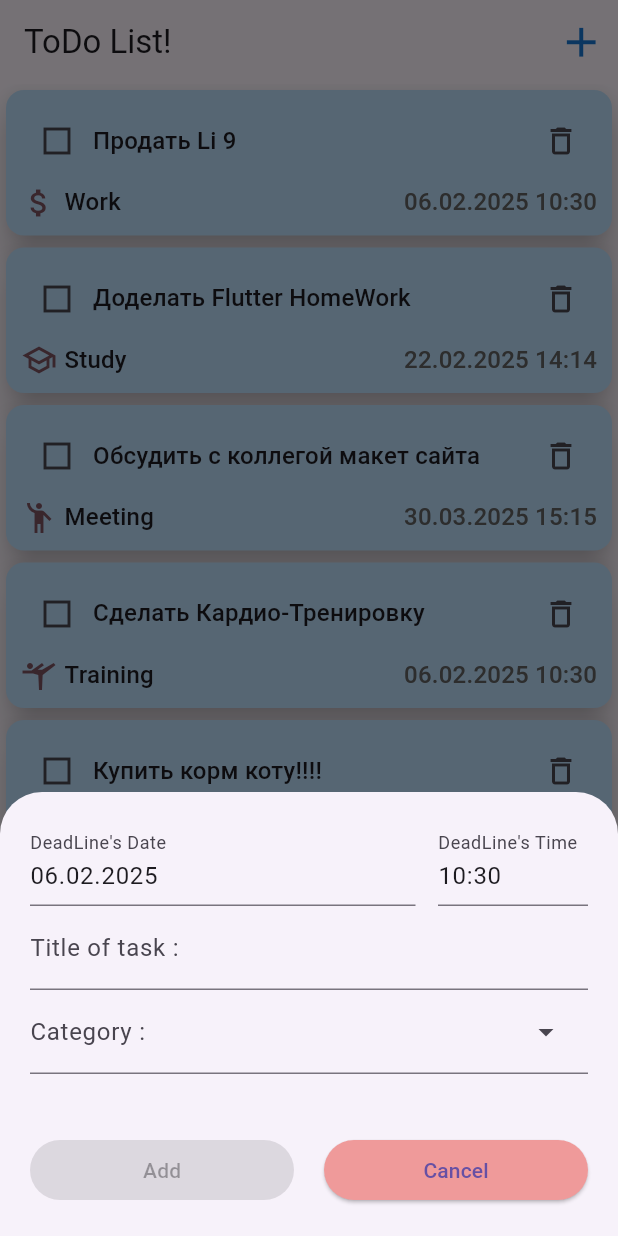
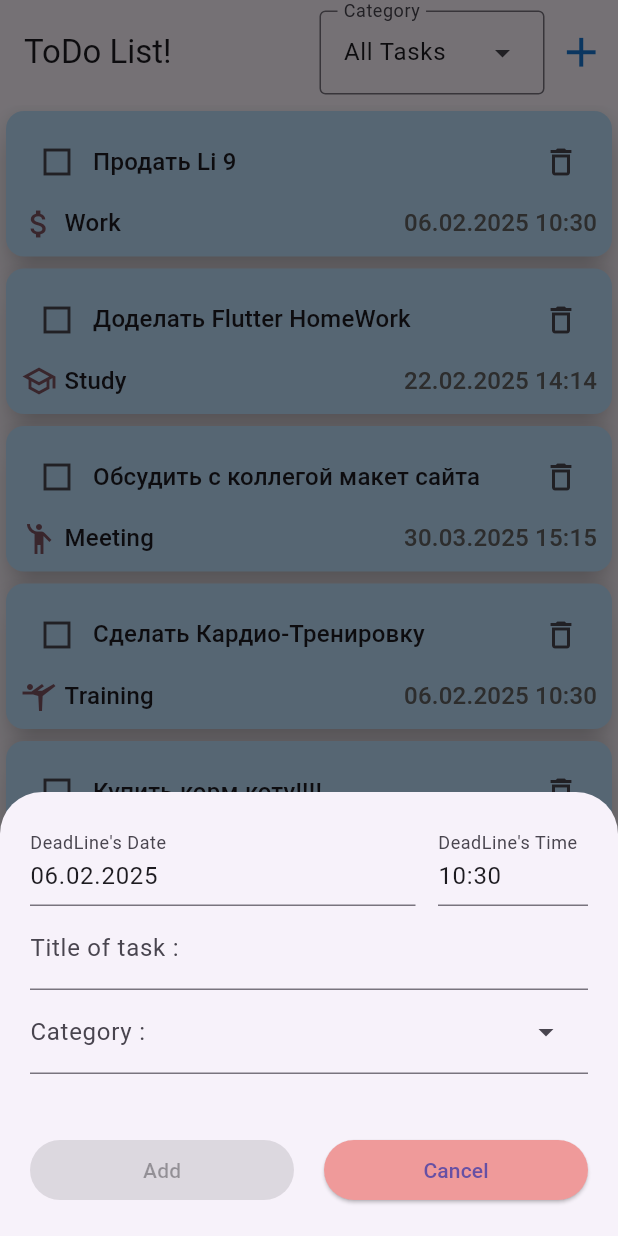
Before and after one commit to Flutter007/hw26, a Flutter app: the screen it shows after launch, after a tap on the "add" icon, on a phone screen of 412 x 824 dp. Run offline on Flutter 3.47's test engine with Material 3 defaults, Android fonts, the phone set to English and light mode, and no system bars.

Commit message:
HomeWork 26 to 29. A list of task categories has been displayed in the AppBar, and the ability to sort has been added.Refactored some part of code.

```diff
--- a/lib/data/categories_data.dart
+++ b/lib/data/categories_data.dart
@@ -2,6 +2,11 @@ import 'package:flutter/material.dart';
 import 'package:hw26/model/task_category.dart';
 
 final categories = [
+  TaskCategory(
+    id: 'all_tasks',
+    label: 'All Tasks',
+    icon: Icons.list_alt_outlined,
+  ),
   TaskCategory(
     id: 'work',
     label: 'Work',
@@ -26,5 +31,5 @@ final categories = [
     id: 'training',
     label: 'Training',
     icon: Icons.sports_gymnastics_outlined,
-  )
+  ),
 ];
--- a/lib/hw26.dart
+++ b/lib/hw26.dart
@@ -2,6 +2,8 @@ import 'package:flutter/material.dart';
 import 'package:hw26/model/task.dart';
 import 'package:hw26/screens/todo_screen.dart';
 import 'package:hw26/widget/add_task.dart';
+
+import 'data/categories_data.dart';
 
 class Hw26 extends StatefulWidget {
   const Hw26({super.key});
@@ -12,6 +14,8 @@ class Hw26 extends StatefulWidget {
 
 class _Hw26State extends State<Hw26> {
   bool isDoneInTime = false;
+  String? selectedInfoCategory = 'all_tasks';
+
   List<Task> tasks = [
     Task(
       title: 'Продать Li 9',
@@ -92,10 +96,26 @@ class _Hw26State extends State<Hw26> {
   Widget build(BuildContext context) {
     return Scaffold(
       appBar: AppBar(
+        toolbarHeight: 70,
         title: Text(
           'ToDo List!',
         ),
         actions: [
+          DropdownMenu(
+            initialSelection: selectedInfoCategory,
+            width: 150,
+            label: Text('Category'),
+            onSelected: (value) => setState(() => selectedInfoCategory = value),
+            dropdownMenuEntries: categories
+                .map(
+                  (category) => DropdownMenuEntry(
+                    value: category.id,
+                    leadingIcon: Icon(category.icon),
+                    label: category.label,
+                  ),
+                )
+                .toList(),
+          ),
           IconButton(
             onPressed: openAddSheet,
             icon: Icon(
@@ -107,7 +127,13 @@ class _Hw26State extends State<Hw26> {
         ],
       ),
       body: TodoScreen(
-        tasks: tasks,
+        tasks: (selectedInfoCategory == 'all_tasks')
+            ? tasks
+            : tasks
+                .where(
+                  (task) => task.categoryId == selectedInfoCategory,
+                )
+                .toList(),
         checkTask: changeCondition,
         deleteTask: deleteTask,
         checkDeadLine: checkDeadLine,
--- a/lib/model/task.dart
+++ b/lib/model/task.dart
@@ -7,7 +7,7 @@ class Task {
   DateTime deadLine;
   DateTime finalTime;
   bool isDoneInTime;
-  final String categoryId;
+  String categoryId;
 
   Task({
     required this.title,
--- a/lib/widget/add_task.dart
+++ b/lib/widget/add_task.dart
@@ -144,11 +144,15 @@ class _AddTaskState extends State<AddTask> {
             inputDecorationTheme: theme.inputDecorationTheme,
             onSelected: (value) => setState(() => selectedCategory = value),
             dropdownMenuEntries: categories
-                  .map((category) => DropdownMenuEntry(
+                .where((task) => task.id != 'all_tasks')
+                .map(
+                  (category) => DropdownMenuEntry(
                       value: category.id,
                       leadingIcon: Icon(category.icon),
-                      label: category.label))
-                  .toList()),
+                      label: category.label),
+                )
+                .toList(),
+          ),
           SizedBox(
             height: 40,
           ),
```
Lines whose indentation alone changed are shown as unchanged.
